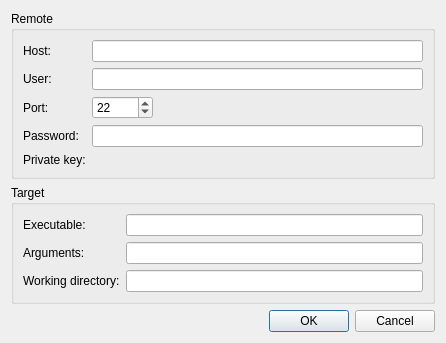
Old version of the form src/plugins/analyzerbase/startremotedialog.ui in the repository qt-creator/qt-creator.
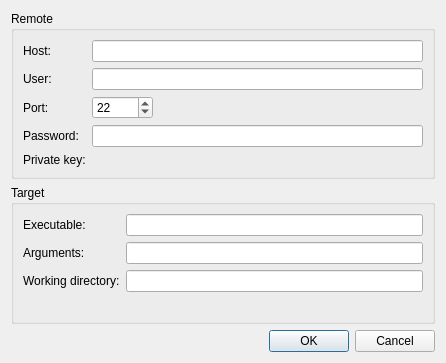
New version of the form. Custom widgets are drawn as their Qt base class.

Patch:
```diff
--- a/src/plugins/analyzerbase/startremotedialog.ui
+++ b/src/plugins/analyzerbase/startremotedialog.ui
@@ -7,7 +7,7 @@
     <x>0</x>
     <y>0</y>
     <width>446</width>
-    <height>329</height>
+    <height>363</height>
    </rect>
   </property>
   <property name="windowTitle">
```
Left out of the diff: 8 changed lines with no effect on the pictures.
